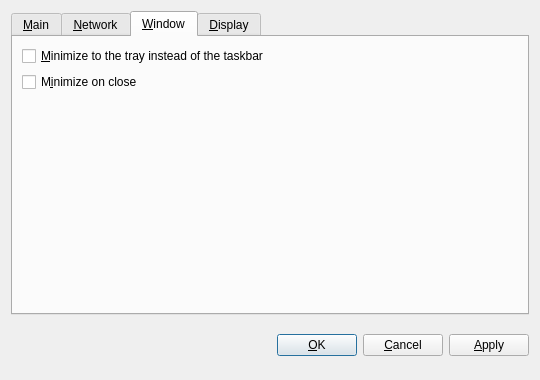
Qt form src/qt/forms/optionsdialog.ui (TRUMPCOIN/V2TRUMP) before a commit.
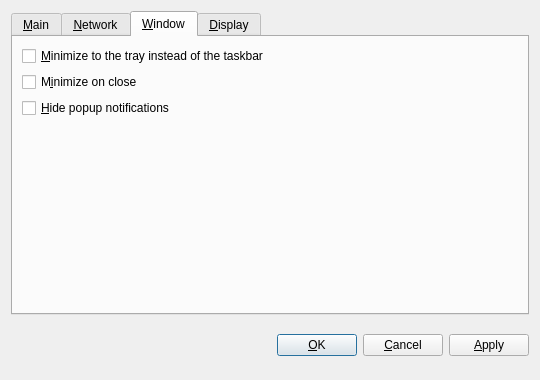
The same form after that commit. The open tabs and pages were chosen to show the change. Custom widgets are drawn as their Qt base class.

Commit message: Added checkbox under options->window to hide popup notifications.

The edit to the form file:
```diff
--- a/src/qt/forms/optionsdialog.ui
+++ b/src/qt/forms/optionsdialog.ui
@@ -311,6 +311,16 @@
          </property>
         </widget>
        </item>
+       <item>
+        <widget class="QCheckBox" name="hideNotifications">
+         <property name="toolTip">
+          <string>Hide popup notifications for transactions and mining</string>
+         </property>
+         <property name="text">
+          <string>&amp;Hide popup notifications</string>
+         </property>
+        </widget>
+       </item>
        <item>
         <spacer name="verticalSpacer_Window">
          <property name="orientation">
```
Left out of the diff: 2 changed lines with no effect on the pictures. The commit also changes 4 other files.
